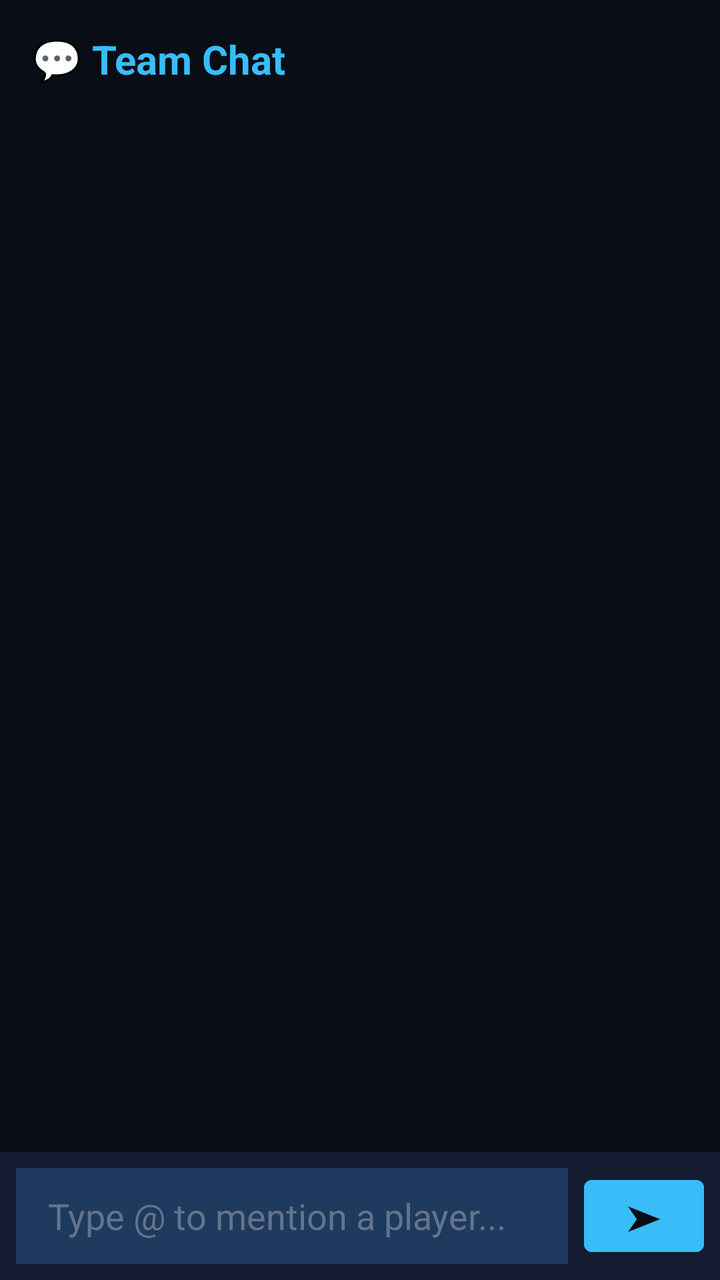
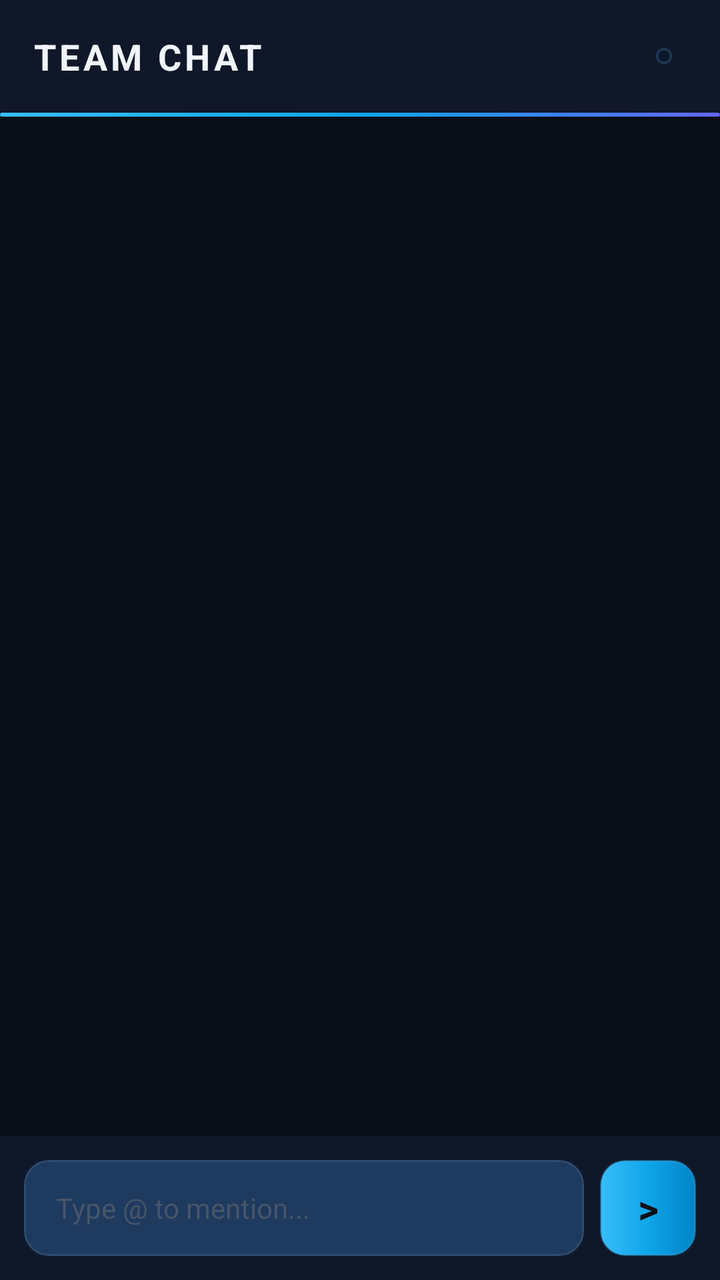

Two renders of the same Android screen: before a commit and after it. Below are the layout's source before the change and the commit's diff.
<!-- AndroidManifest.xml: application theme Theme.ZeroStressManager -->
<!-- res/layout/fragment_chat.xml -->
<?xml version="1.0" encoding="utf-8"?>
<LinearLayout xmlns:android="http://schemas.android.com/apk/res/android"
    android:layout_width="match_parent"
    android:layout_height="match_parent"
    android:orientation="vertical"
    android:background="#090d16">

    <TextView
        android:layout_width="match_parent"
        android:layout_height="wrap_content"
        android:text="💬 Team Chat"
        android:textColor="#38bdf8"
        android:textSize="20sp"
        android:textStyle="bold"
        android:padding="16dp" />

    <ScrollView
        android:id="@+id/chat_scroll"
        android:layout_width="match_parent"
        android:layout_height="0dp"
        android:layout_weight="1">

        <LinearLayout
            android:id="@+id/chat_container"
            android:layout_width="match_parent"
            android:layout_height="wrap_content"
            android:orientation="vertical"
            android:paddingBottom="8dp" />
    </ScrollView>

    
    <LinearLayout
        android:id="@+id/mention_suggestions"
        android:layout_width="match_parent"
        android:layout_height="wrap_content"
        android:orientation="vertical"
        android:background="#131c31"
        android:padding="4dp"
        android:visibility="gone" />

    
    <TextView
        android:id="@+id/clear_chat_btn"
        android:layout_width="match_parent"
        android:layout_height="wrap_content"
        android:text="🗑️ Clear All Chat"
        android:textColor="#ef4444"
        android:textSize="13sp"
        android:textStyle="bold"
        android:padding="10dp"
        android:background="#1a0a0a"
        android:gravity="center"
        android:visibility="gone" />

    <LinearLayout
        android:layout_width="match_parent"
        android:layout_height="wrap_content"
        android:orientation="horizontal"
        android:padding="8dp"
        android:background="#131c31">

        <EditText
            android:id="@+id/message_input"
            android:layout_width="0dp"
            android:layout_height="48dp"
            android:layout_weight="1"
            android:hint="Type @ to mention a player..."
            android:textColor="#f1f5f9"
            android:textColorHint="#64748b"
            android:background="#1e3a5f"
            android:paddingStart="16dp"
            android:paddingEnd="16dp"
            android:singleLine="true" />

        <Button
            android:id="@+id/send_btn"
            android:layout_width="60dp"
            android:layout_height="48dp"
            android:text="➤"
            android:backgroundTint="#38bdf8"
            android:textColor="#090d16"
            android:textSize="18sp"
            android:layout_marginStart="8dp" />
    </LinearLayout>
</LinearLayout>
<!-- resources referenced by this layout -->
<resources>
  <style name="Theme.ZeroStressManager" parent="Theme.MaterialComponents.DayNight.NoActionBar">
          
          <item name="colorPrimary">#38bdf8</item>
          <item name="colorPrimaryVariant">#0284c7</item>
          <item name="colorOnPrimary">#ffffff</item>
          <item name="colorPrimaryDark">#0284c7</item>
  
          
          <item name="colorSecondary">#38bdf8</item>
          <item name="colorSecondaryVariant">#0284c7</item>
          <item name="colorOnSecondary">#ffffff</item>
  
          
          <item name="colorSurface">#0f1729</item>
          <item name="colorOnSurface">#f1f5f9</item>
  
          
          <item name="colorError">#ef4444</item>
          <item name="colorOnError">#ffffff</item>
  
          
          <item name="android:colorBackground">#090d16</item>
          <item name="android:windowBackground">#090d16</item>
  
          
          <item name="android:statusBarColor">#0f1729</item>
          <item name="android:navigationBarColor">#0f1729</item>
          <item name="android:windowLightStatusBar">false</item>
  
          
          <item name="android:textColorPrimary">#f1f5f9</item>
          <item name="android:textColorSecondary">#94a3b8</item>
          <item name="android:textColorHint">#64748b</item>
  
          
          <item name="colorAccent">#38bdf8</item>
      </style>
</resources>

<!-- the commit's change to res/layout/fragment_chat.xml (unified diff, before → after) -->
@@ -5,26 +5,49 @@
     android:orientation="vertical"
     android:background="#090d16">
 
-    <TextView
+    
+    <LinearLayout
         android:layout_width="match_parent"
         android:layout_height="wrap_content"
-        android:text="💬 Team Chat"
-        android:textColor="#38bdf8"
-        android:textSize="20sp"
-        android:textStyle="bold"
-        android:padding="16dp" />
+        android:padding="16dp"
+        android:background="#0f1729"
+        android:gravity="center_vertical">
+
+        <TextView
+            android:layout_width="0dp"
+            android:layout_height="wrap_content"
+            android:layout_weight="1"
+            android:text="TEAM CHAT"
+            android:textColor="#f1f5f9"
+            android:textSize="18sp"
+            android:textStyle="bold"
+            android:letterSpacing="0.1" />
+
+        <View
+            android:layout_width="8dp"
+            android:layout_height="8dp"
+            android:background="@drawable/bg_circle_dark"
+            android:layout_marginEnd="8dp" />
+    </LinearLayout>
+
+    <View
+        android:layout_width="match_parent"
+        android:layout_height="2dp"
+        android:background="@drawable/bg_gaming_gradient" />
 
     <ScrollView
         android:id="@+id/chat_scroll"
         android:layout_width="match_parent"
         android:layout_height="0dp"
-        android:layout_weight="1">
+        android:layout_weight="1"
+        android:scrollbars="none">
 
         <LinearLayout
             android:id="@+id/chat_container"
             android:layout_width="match_parent"
             android:layout_height="wrap_content"
             android:orientation="vertical"
+            android:padding="12dp"
             android:paddingBottom="8dp" />
     </ScrollView>
 
@@ -34,8 +57,8 @@
         android:layout_width="match_parent"
         android:layout_height="wrap_content"
         android:orientation="vertical"
-        android:background="#131c31"
-        android:padding="4dp"
+        android:background="#0f1729"
+        android:padding="8dp"
         android:visibility="gone" />
 
     
@@ -43,43 +66,49 @@
         android:id="@+id/clear_chat_btn"
         android:layout_width="match_parent"
         android:layout_height="wrap_content"
-        android:text="🗑️ Clear All Chat"
+        android:text="CLEAR ALL CHAT"
         android:textColor="#ef4444"
-        android:textSize="13sp"
+        android:textSize="12sp"
         android:textStyle="bold"
+        android:letterSpacing="0.1"
         android:padding="10dp"
         android:background="#1a0a0a"
         android:gravity="center"
         android:visibility="gone" />
 
+    
     <LinearLayout
         android:layout_width="match_parent"
         android:layout_height="wrap_content"
         android:orientation="horizontal"
-        android:padding="8dp"
-        android:background="#131c31">
+        android:padding="12dp"
+        android:background="#0f1729"
+        android:gravity="center_vertical">
 
         <EditText
             android:id="@+id/message_input"
             android:layout_width="0dp"
             android:layout_height="48dp"
             android:layout_weight="1"
-            android:hint="Type @ to mention a player..."
+            android:hint="Type @ to mention..."
             android:textColor="#f1f5f9"
-            android:textColorHint="#64748b"
-            android:background="#1e3a5f"
-            android:paddingStart="16dp"
-            android:paddingEnd="16dp"
-            android:singleLine="true" />
+            android:textColorHint="#475569"
+            android:background="@drawable/bg_gaming_input"
+            android:paddingLeft="16dp"
+            android:paddingRight="16dp"
+            android:singleLine="true"
+            android:textSize="14sp" />
 
-        <Button
+        <TextView
             android:id="@+id/send_btn"
-            android:layout_width="60dp"
+            android:layout_width="48dp"
             android:layout_height="48dp"
-            android:text="➤"
-            android:backgroundTint="#38bdf8"
+            android:text=">"
+            android:background="@drawable/btn_gaming_primary"
+            android:gravity="center"
             android:textColor="#090d16"
-            android:textSize="18sp"
+            android:textSize="20sp"
+            android:textStyle="bold"
             android:layout_marginStart="8dp" />
     </LinearLayout>
 </LinearLayout>
<!-- resource entries referenced after the edit -->
@@ -1,15 +1,66 @@
 <!-- resources referenced by this layout -->
 <resources>
+  <!-- drawable bg_circle_dark (drawable) -->
+  <?xml version="1.0" encoding="utf-8"?>
+  <shape xmlns:android="http://schemas.android.com/apk/res/android"
+      android:shape="oval">
+      <solid android:color="#0f1729" />
+      <stroke
+          android:width="1dp"
+          android:color="#1e3a5f" />
+      <size
+          android:width="80dp"
+          android:height="80dp" />
+  </shape>
+  <!-- drawable bg_gaming_gradient (drawable) -->
+  <?xml version="1.0" encoding="utf-8"?>
+  <shape xmlns:android="http://schemas.android.com/apk/res/android"
+      android:shape="rectangle">
+      <gradient
+          android:startColor="#38bdf8"
+          android:centerColor="#0ea5e9"
+          android:endColor="#6366f1"
+          android:angle="0" />
+      <corners android:radius="12dp" />
+  </shape>
+  <!-- drawable bg_gaming_input (drawable) -->
+  <?xml version="1.0" encoding="utf-8"?>
+  <shape xmlns:android="http://schemas.android.com/apk/res/android"
+      android:shape="rectangle">
+      <solid android:color="#1e3a5f" />
+      <corners android:radius="12dp" />
+      <stroke
+          android:width="1dp"
+          android:color="#2d4a6f" />
+  </shape>
+  <!-- drawable btn_gaming_primary (drawable) -->
+  <?xml version="1.0" encoding="utf-8"?>
+  <ripple xmlns:android="http://schemas.android.com/apk/res/android"
+      android:color="#4038bdf8">
+      <item>
+          <shape android:shape="rectangle">
+              <gradient
+                  android:startColor="#38bdf8"
+                  android:centerColor="#0ea5e9"
+                  android:endColor="#0284c7"
+                  android:angle="0" />
+              <corners android:radius="12dp" />
+              <stroke
+                  android:width="1dp"
+                  android:color="#6038bdf8" />
+          </shape>
+      </item>
+  </ripple>
   <style name="Theme.ZeroStressManager" parent="Theme.MaterialComponents.DayNight.NoActionBar">
           
           <item name="colorPrimary">#38bdf8</item>
-          <item name="colorPrimaryVariant">#0284c7</item>
-          <item name="colorOnPrimary">#ffffff</item>
+          <item name="colorPrimaryVariant">#0ea5e9</item>
+          <item name="colorOnPrimary">#090d16</item>
           <item name="colorPrimaryDark">#0284c7</item>
   
           
-          <item name="colorSecondary">#38bdf8</item>
-          <item name="colorSecondaryVariant">#0284c7</item>
+          <item name="colorSecondary">#a855f7</item>
+          <item name="colorSecondaryVariant">#7c3aed</item>
           <item name="colorOnSecondary">#ffffff</item>
   
           
@@ -25,14 +76,14 @@
           <item name="android:windowBackground">#090d16</item>
   
           
-          <item name="android:statusBarColor">#0f1729</item>
-          <item name="android:navigationBarColor">#0f1729</item>
+          <item name="android:statusBarColor">#090d16</item>
+          <item name="android:navigationBarColor">#090d16</item>
           <item name="android:windowLightStatusBar">false</item>
   
           
           <item name="android:textColorPrimary">#f1f5f9</item>
           <item name="android:textColorSecondary">#94a3b8</item>
-          <item name="android:textColorHint">#64748b</item>
+          <item name="android:textColorHint">#475569</item>
   
           
           <item name="colorAccent">#38bdf8</item>
